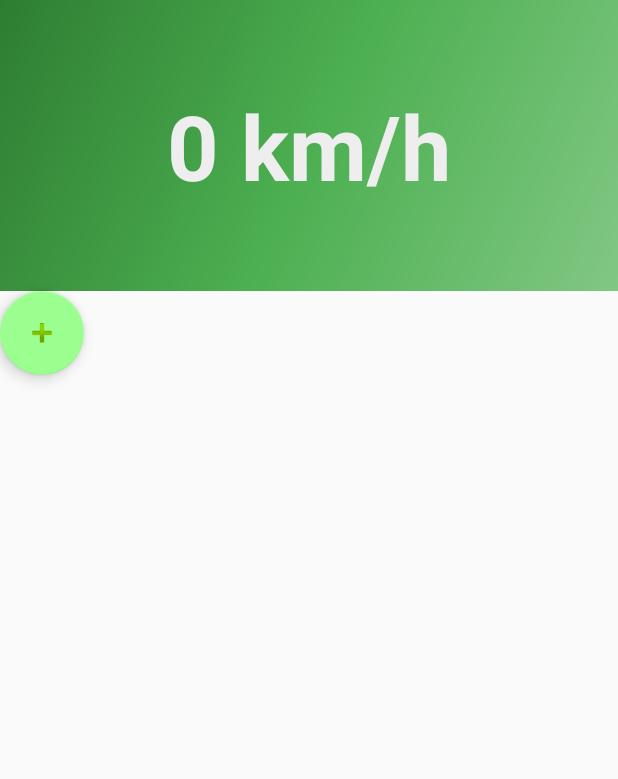
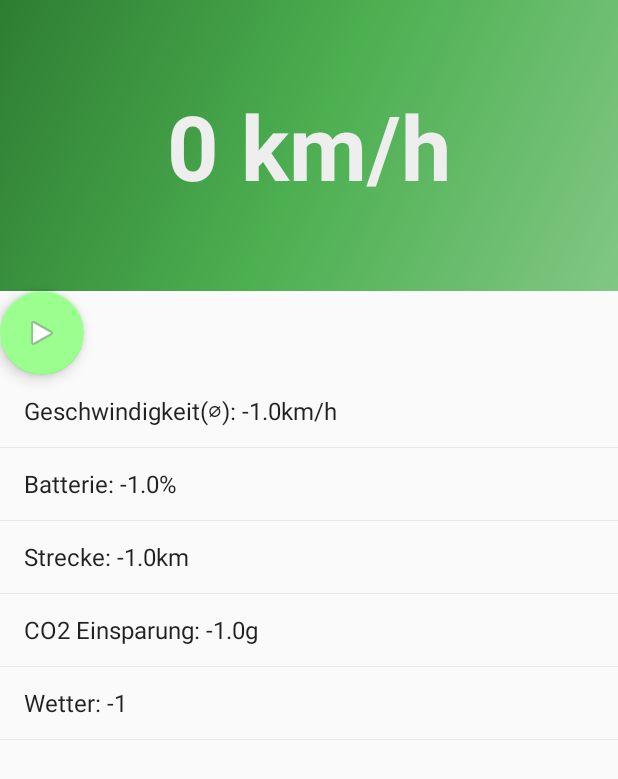
Before and after one commit to Zhen-Yuan/e-car, an Android app: the LiveAuswertung screen opened directly, with no data from a screen before it, on a phone screen of 412 x 824 dp. Shown: the top 779 px of the screen. Run offline under Robolectric (Android 15) with nearby library versions, the phone set to English and light mode, and no system bars; 3 statements that could not run were skipped.

Commit message:
Neues:  - Liveauswertung: Anzeige mit Startwerten
 - Liveauswertung: Getter/Setter für die Anzeige(formatiert)

 - Liveauswertung: Fabicon geändert

 Sind Gradle Probleme vorhanden?

```diff
--- a/app/src/main/java/com/example/denis/ecar/liveAuswertung/LiveAuswertung.java
+++ b/app/src/main/java/com/example/denis/ecar/liveAuswertung/LiveAuswertung.java
@@ -40,6 +40,7 @@ public class LiveAuswertung extends Activity
     TextView tvGeschwindigkeit;
     ListView lvAusgabe;
     FloatingActionButton fabStartStop;
+    String[] values;
     public String strActivity;
     public String strWeather;
     public String strHeadphones;
@@ -74,7 +75,33 @@ public class LiveAuswertung extends Activity
         tvGeschwindigkeit.setText("0"+" km/h");
         fabStartStop = (FloatingActionButton) findViewById(R.id.fabStartStop);
         lvAusgabe = (ListView) findViewById(R.id.lvDaten);
+        // Anzeigearray
+        values = new String[]{
+                "Geschwindigkeit(⌀): ",
+                "Batterie: ",
+                "Strecke: ",
+                "CO2 Einsparung: ",
+                "Wetter: ",
+        };
 
+        // Adapterdefinition
+        // Erster  Parameter - Context
+        // Zweiter Parameter - Layout(reihen)
+        // Dritter Parameter - lvID (Wo wird geschrieben?)
+        // Vierter Parameter - DatenArray
+
+        ArrayAdapter<String> adapter = new ArrayAdapter<String>(this,
+                android.R.layout.simple_list_item_1, android.R.id.text1, values);
+
+
+        // Zuweisung des Adapters
+        lvAusgabe.setAdapter(adapter);
+        //Nicht plausible Startwerte
+        setBatterie(-1);
+        setCO2Einsparung(-1);
+        setDurchschnittGeschwindigkeit(-1);
+        setWetter("-1");
+        setStrecke(-1);
     }
     private void initAwareness()
     {
@@ -103,12 +130,12 @@ public class LiveAuswertung extends Activity
             {
                 if (!weatherResult.getStatus().isSuccess()) {
                     setStrWeather("Wetter: Wetter konnte nicht geladen werden.");
-                    //tv_disp.setText(ausgabe());
+                    //AUSGABE
                     return;
                 }
                 Weather weather = weatherResult.getWeather();
                 setStrWeather(weather.toString());
-                //tv_disp.setText(ausgabe());
+                //AUSGABE
             }
         });
     }//Methode, welche durch die AwarenessAPI das aktuelle Wetter ermittelt.
@@ -119,13 +146,13 @@ public class LiveAuswertung extends Activity
             public void onResult(@NonNull DetectedActivityResult detectedActivityResult) {
                 if (!detectedActivityResult.getStatus().isSuccess()) {
                     setStrActivity("Konnte noch nicht ermittelt werden.");//Ausgabe, falls noch keine anderen Werte ausgegeben wurden.
-                    //tv_disp.setText(ausgabe());
+                    //AUSGABE
                     return;
                 }
                 ActivityRecognitionResult ar = detectedActivityResult.getActivityRecognitionResult();
                 DetectedActivity probableActivity = ar.getMostProbableActivity();
                 setStrActivity(probableActivity.toString());//Ausgabe, falls noch keine anderen Werte ausgegeben wurden.
-                //tv_disp.setText(ausgabe());
+                //AUSGABE
             }
         });
     }
@@ -148,7 +175,7 @@ public class LiveAuswertung extends Activity
             public void onResult(@NonNull LocationResult locationResult) {
                 if (!locationResult.getStatus().isSuccess()) {
                     setStrLocation("Locationstatus nicht verfügbar");
-                    //tv_disp.setText(ausgabe());
+                    //AUSGABE
                     return;
                 }
 
@@ -201,4 +228,30 @@ public class LiveAuswertung extends Activity
         this.location = location;
     }
 
+    //Setter für value
+    /*
+    Beispiel:
+    setDurchschnittGeschwindigkeit(dBerechnete Geschwindigkeit)
+    Fertig. Anzeige aktualisiert!
+     */
+    private void setDurchschnittGeschwindigkeit(double dDurchschnittGeschwindigkeit)
+    {
+        values[0] = "Geschwindigkeit(⌀): " + String.valueOf(dDurchschnittGeschwindigkeit)+"km/h";
+    }
+    private void setBatterie(double dBatterieProzent)
+    {
+        values[1] = "Batterie: " + String.valueOf(dBatterieProzent)+"%";
+    }
+    private void setStrecke(double dStrecke)
+    {
+        values[2] = "Strecke: " + String.valueOf(dStrecke) +"km";
+    }
+    private void setCO2Einsparung(double dCO2Einsparung)
+    {
+        values[3] = "CO2 Einsparung: " + String.valueOf(dCO2Einsparung) + "g";
+    }
+    private void setWetter(String strWetter)
+    {
+        values[4] = "Wetter: " + strWetter;
+    }
 }
--- a/app/src/main/res/layout/activity_live_auswertung.xml
+++ b/app/src/main/res/layout/activity_live_auswertung.xml
@@ -1,6 +1,7 @@
 <?xml version="1.0" encoding="utf-8"?>
 <LinearLayout xmlns:android="http://schemas.android.com/apk/res/android"
     xmlns:app="http://schemas.android.com/apk/res-auto"
+    xmlns:tools="http://schemas.android.com/tools"
     android:layout_width="match_parent"
     android:layout_height="match_parent"
     android:orientation="vertical">
@@ -23,10 +24,13 @@
         android:layout_height="wrap_content"
         android:clickable="true"
         android:focusable="true"
-        app:srcCompat="@android:drawable/ic_input_add" />
+        app:srcCompat="@android:drawable/ic_media_play" />
 
     <ListView
         android:id="@+id/lvDaten"
         android:layout_width="match_parent"
-        android:layout_height="match_parent" />
+        android:textSize="30dp"
+        android:layout_height="match_parent"
+        android:divider="@android:drawable/divider_horizontal_bright"
+        tools:background="@color/colorAccent" />
 </LinearLayout>
```
